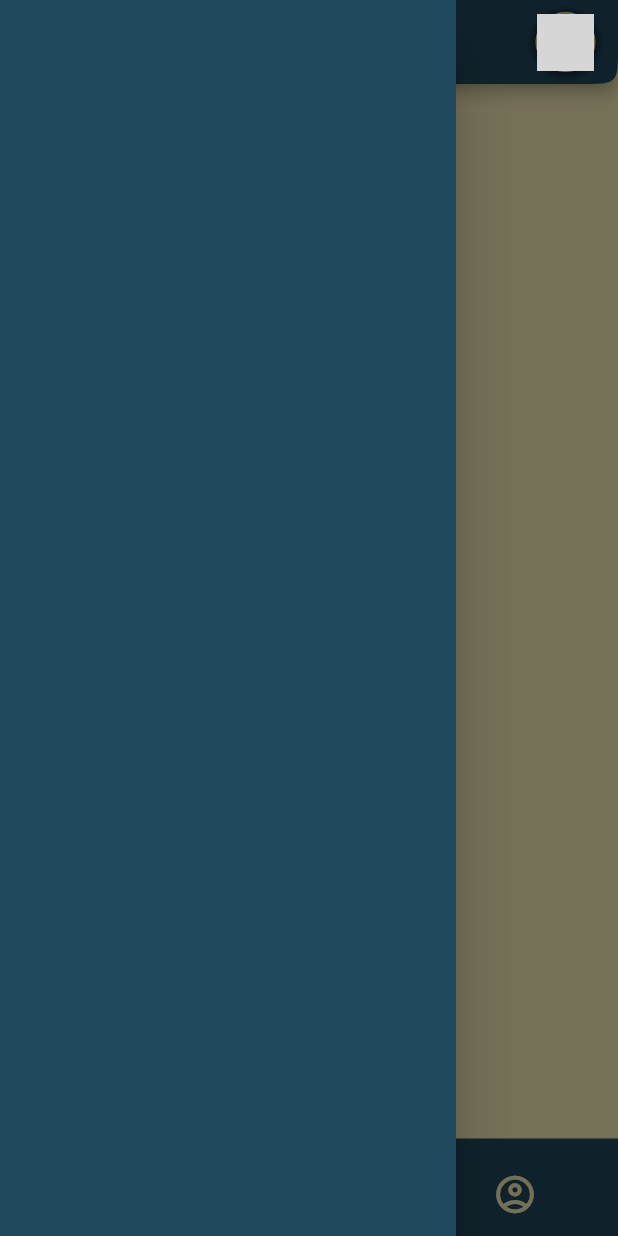
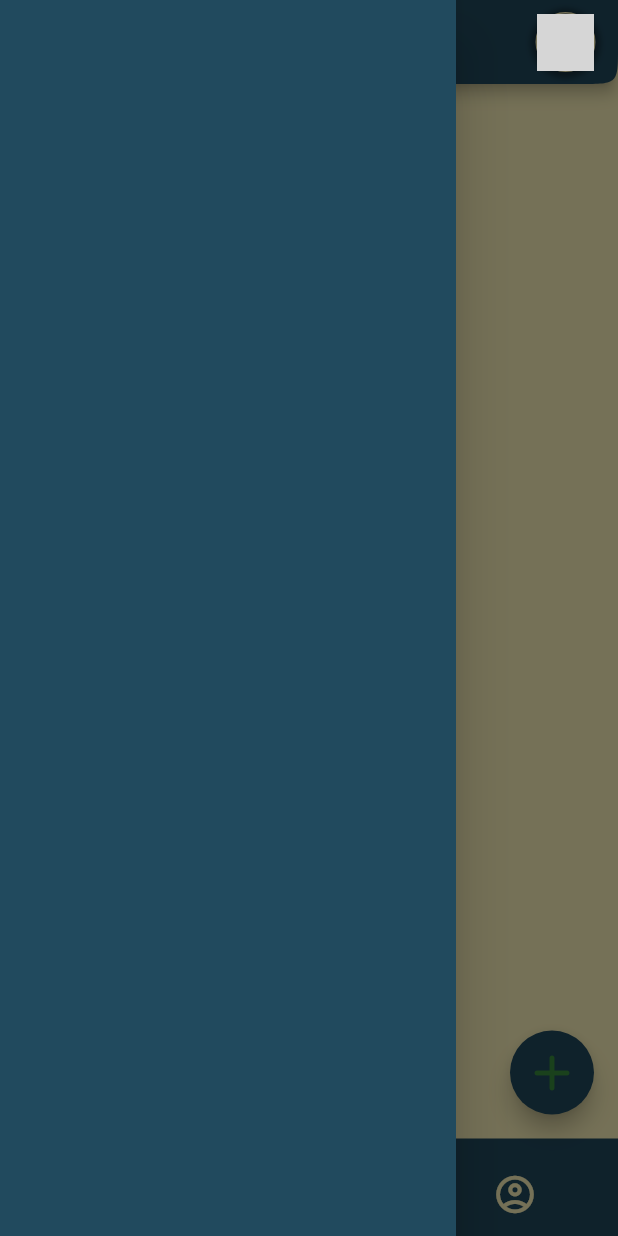
Before and after one commit to lucasmartinsnogueira/SGM, a Flutter app: the InicialSupervisor screen opened directly, scrolled down 185 dp, after a tap on the "density medium" icon, on a phone screen of 412 x 824 dp. Run offline on Flutter 3.47's test engine with Material 2 defaults, Android fonts, the phone set to English and light mode, and no system bars; drawn by our look-alikes of cached_network_image, curved_navigation_bar; our stand-ins replace brasil_fields, cloud_firestore, firebase_auth, firebase_core, firebase_storage, get and 3 more; missing offline and left inert: cloud_firestore_web, firebase_auth_web, firebase_core_web, firebase_storage_web, image_picker_for_web; accounts and stored records are empty; network calls fail; grey boxes are pictures that could not be loaded.

Commit message:
Finalização layout de view de mecânicos.

```diff
--- a/sgm/lib/modules/users/supervisor/pages/home_supervisor.dart
+++ b/sgm/lib/modules/users/supervisor/pages/home_supervisor.dart
@@ -1,12 +1,8 @@
-
-import 'dart:math';
-
 import 'package:cached_network_image/cached_network_image.dart';
 import 'package:cloud_firestore/cloud_firestore.dart';
 import 'package:flutter/material.dart';
+import 'package:flutter/services.dart';
 import 'package:google_fonts/google_fonts.dart';
-import 'package:provider/provider.dart';
-import 'package:sgm/services/auth_services.dart';
 import 'package:sgm/shared/help/colors.dart';
 import 'package:sgm/shared/help/profile_appbar.dart';
 
@@ -20,9 +16,14 @@ class HomeSupervisor extends StatefulWidget {
 class _HomeSupervisorState extends State<HomeSupervisor> {
   @override
   Widget build(BuildContext context) {
-
+     SystemChrome.setSystemUIOverlayStyle(const SystemUiOverlayStyle(
+      systemNavigationBarColor: blue,
+      statusBarColor: blue,
+      statusBarBrightness: Brightness.dark
+    ));
     var snapshots = FirebaseFirestore.instance.collection("Usuarios").where("categoria", isEqualTo: "Mecânico").where("ativado", isEqualTo: true).orderBy("nome").snapshots();
     return SafeArea(
+
       child: CustomScrollView(
        slivers: <Widget>[
         SliverAppBar(
@@ -60,15 +61,13 @@ class _HomeSupervisorState extends State<HomeSupervisor> {
                       child: CircularProgressIndicator(),
                     );
                  }
-
-
               return SizedBox(
                 height: MediaQuery.of(context).size.height,
                 width: MediaQuery.of(context).size.width,
                 child: GridView.count(
                   padding: const EdgeInsets.symmetric(horizontal: 10),
                   crossAxisSpacing: 10,
-                  childAspectRatio: (1 / 1.5),
+                  childAspectRatio: (1 / 1.4),
                   crossAxisCount: 2,
                   children: snapshot.data!.docs.map((document){
                       return Padding(
@@ -102,9 +101,11 @@ class _HomeSupervisorState extends State<HomeSupervisor> {
                               ),
                               Row(
                                 children: [
-                                  Container(
-                                    width: 40,
-                                    height: 40,
+                                  Padding(
+                                    padding: const EdgeInsets.all(8.0),
+                                    child: Container(
+                                      width: 60,
+                                      height: 60,
 
                                         decoration: BoxDecoration(
                                           color: Colors.white,
@@ -143,6 +144,7 @@ class _HomeSupervisorState extends State<HomeSupervisor> {
                                     fit: BoxFit.cover,),
                               )
                             ),
+                                  ),
                                  Column(
                                    crossAxisAlignment: CrossAxisAlignment.start,
                                    children: [
@@ -162,8 +164,18 @@ class _HomeSupervisorState extends State<HomeSupervisor> {
                               child: Center(child: Text(document["email"], style: GoogleFonts.alegreyaSc(color: darkyellow, fontSize: 12))
                         )
 
-                      )
-
+                      ),
+                      Align(
+                        alignment: Alignment.bottomRight,
+                        child: Padding(
+                          padding: const EdgeInsets.only(
+                            top: 10,
+                            right: 10
+                          ),
+                          child: SizedBox(
+                            height: 50,
+                            child: FloatingActionButton(onPressed: (){}, backgroundColor: blue,child: Icon(Icons.add_rounded, color: Colors.green[700], size: 40,), tooltip: "Adicionar OSs", )),
+                        ))
                             ],
                           )
                         ),
@@ -171,18 +183,6 @@ class _HomeSupervisorState extends State<HomeSupervisor> {
                   }).toList(),
                 ),
               );
-
-              /*return SizedBox(
-                height: 700,
-                width: 100,
-                 child: ListView.builder(
-                  itemCount: snapshots.length,
-                  itemBuilder: (context, index){
-                    return Text(snapshot.data.map);
-                  },
-
-                );*/
-
 
             }
           ),
--- a/sgm/lib/modules/users/supervisor/pages/inicial_supervisor.dart
+++ b/sgm/lib/modules/users/supervisor/pages/inicial_supervisor.dart
@@ -19,6 +19,7 @@ class InicialSupervisor extends StatefulWidget {
 }
 
 class _InicialSupervisorState extends State<InicialSupervisor> {
+
   InicialSupervisor ola = const InicialSupervisor();
 
   int index = 1;
@@ -41,7 +42,7 @@ class _InicialSupervisorState extends State<InicialSupervisor> {
   Widget build(BuildContext context) {
      SystemChrome.setSystemUIOverlayStyle(const SystemUiOverlayStyle(
      statusBarColor: blue,
-     statusBarIconBrightness: Brightness.light
+     statusBarIconBrightness: Brightness.dark
     ));
     return Scaffold(
       drawer: const Drawer(
@@ -50,6 +51,7 @@ class _InicialSupervisorState extends State<InicialSupervisor> {
       key: scaffoldKey,
       backgroundColor: lightyellow,
       body: screens[index],
+        floatingActionButton: (index == 1) ? FloatingActionButton(onPressed: (){}, child: Icon(Icons.add_rounded, color: Colors.green[700], size: 40,), backgroundColor: blue, tooltip: "Adicionar OSs", ) : SizedBox(),
       bottomNavigationBar: CurvedNavigationBar(
       index: index,
       animationDuration: const Duration(milliseconds: 300),
```
Lines whose indentation alone changed are shown as unchanged.
